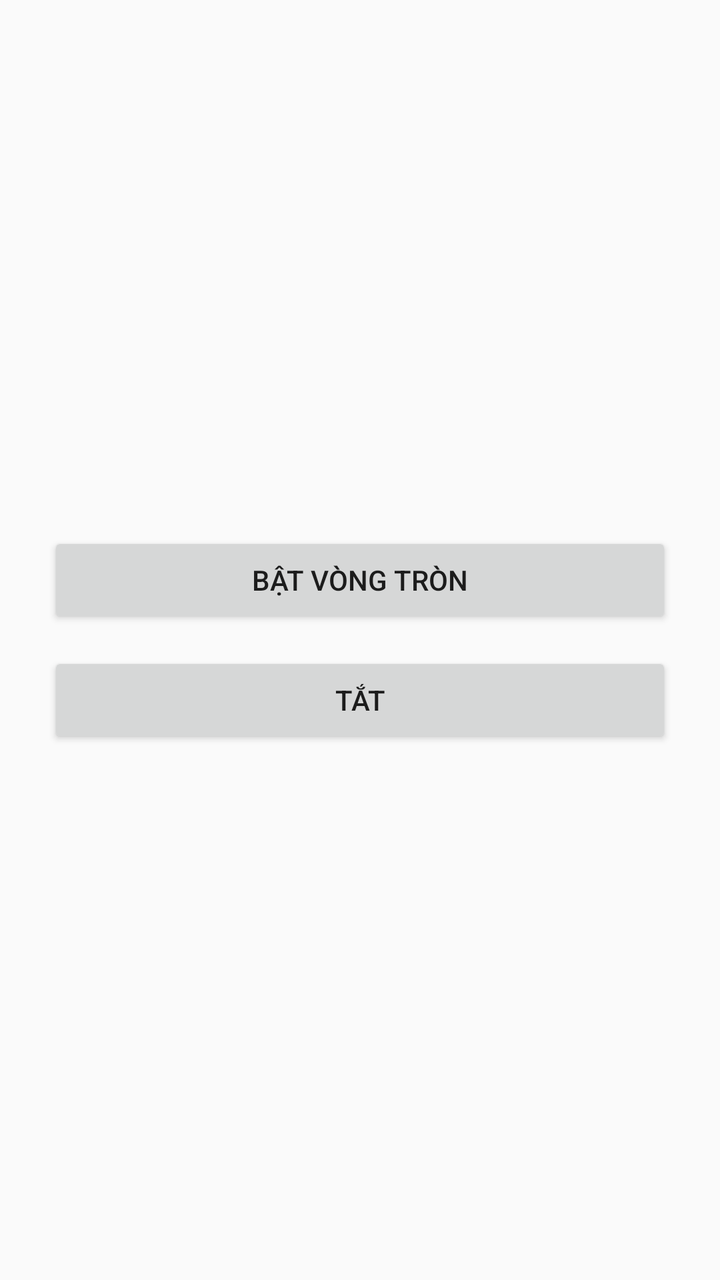
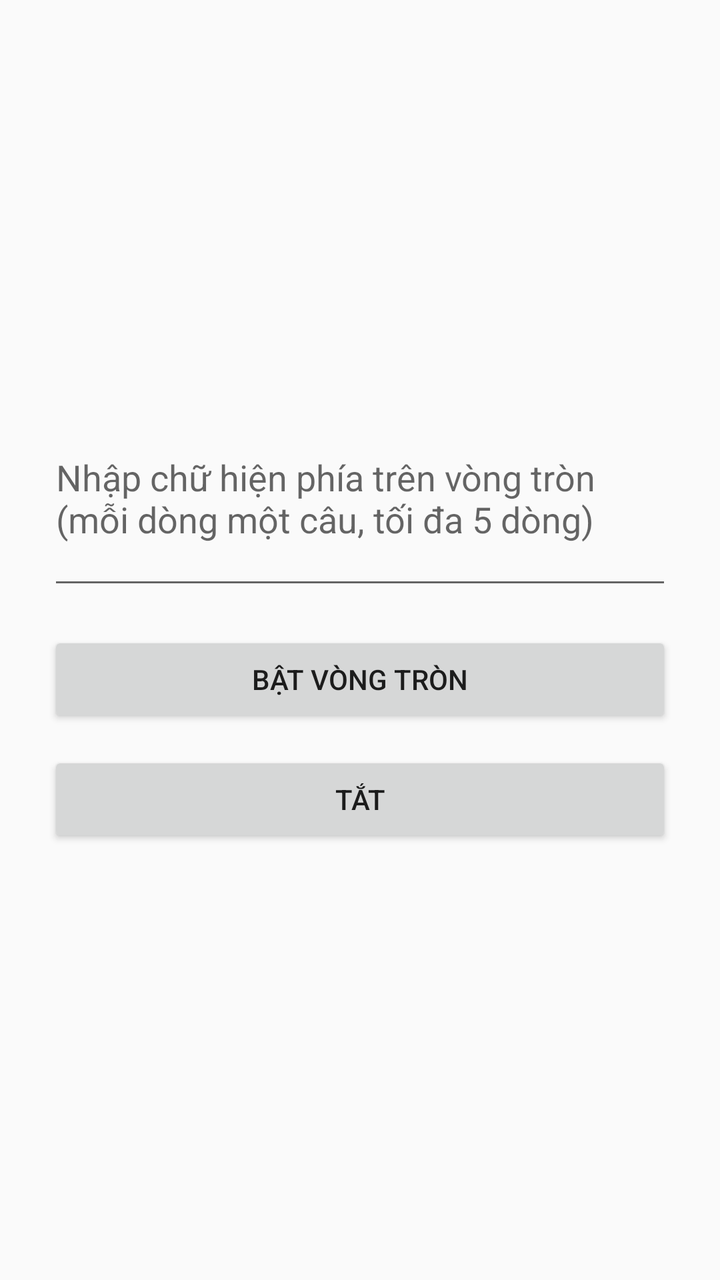

Compare the two renders of this Android layout. The source of the first and the diff that turns it into the second are given below.
<!-- AndroidManifest.xml: application theme Theme.RedCircle -->
<!-- res/layout/activity_main.xml -->
<?xml version="1.0" encoding="utf-8"?>
<LinearLayout xmlns:android="http://schemas.android.com/apk/res/android"
    android:layout_width="match_parent"
    android:layout_height="match_parent"
    android:gravity="center"
    android:orientation="vertical"
    android:padding="24dp">

    
    <TextView
        android:id="@+id/tvHint"
        android:layout_width="wrap_content"
        android:layout_height="wrap_content"
        android:layout_marginBottom="16dp"
        android:gravity="center"
        android:text="@string/hint_permission"
        android:visibility="gone" />

    <Button
        android:id="@+id/btnStart"
        android:layout_width="match_parent"
        android:layout_height="wrap_content"
        android:text="@string/btn_start" />

    <Button
        android:id="@+id/btnStop"
        android:layout_width="match_parent"
        android:layout_height="wrap_content"
        android:layout_marginTop="12dp"
        android:text="@string/btn_stop" />

</LinearLayout>
<!-- resources referenced by this layout -->
<resources>
  <string name="btn_start">BẬT VÒNG TRÒN</string>
  <string name="btn_stop">TẮT</string>
  <string name="hint_permission">Cần cấp quyền Hiển thị trên các ứng dụng khác để dùng vòng tròn. Hãy mở lại ứng dụng sau khi cấp quyền.</string>
  <style name="Theme.RedCircle" parent="Theme.AppCompat.Light.DarkActionBar" />
</resources>

<!-- the commit's change to res/layout/activity_main.xml (unified diff, before → after) -->
@@ -16,6 +16,18 @@
         android:text="@string/hint_permission"
         android:visibility="gone" />
 
+    
+    <EditText
+        android:id="@+id/edtText"
+        android:layout_width="match_parent"
+        android:layout_height="wrap_content"
+        android:layout_marginBottom="16dp"
+        android:gravity="top"
+        android:hint="@string/hint_text"
+        android:inputType="textMultiLine|textCapSentences"
+        android:maxLines="5"
+        android:minLines="3" />
+
     <Button
         android:id="@+id/btnStart"
         android:layout_width="match_parent"
<!-- resource entries referenced after the edit -->
@@ -3,6 +3,7 @@
   <string name="btn_start">BẬT VÒNG TRÒN</string>
   <string name="btn_stop">TẮT</string>
   <string name="hint_permission">Cần cấp quyền Hiển thị trên các ứng dụng khác để dùng vòng tròn. Hãy mở lại ứng dụng sau khi cấp quyền.</string>
+  <string name="hint_text">Nhập chữ hiện phía trên vòng tròn (mỗi dòng một câu, tối đa 5 dòng)</string>
   <style name="Theme.RedCircle" parent="Theme.AppCompat.Light.DarkActionBar" />
 </resources>
 
